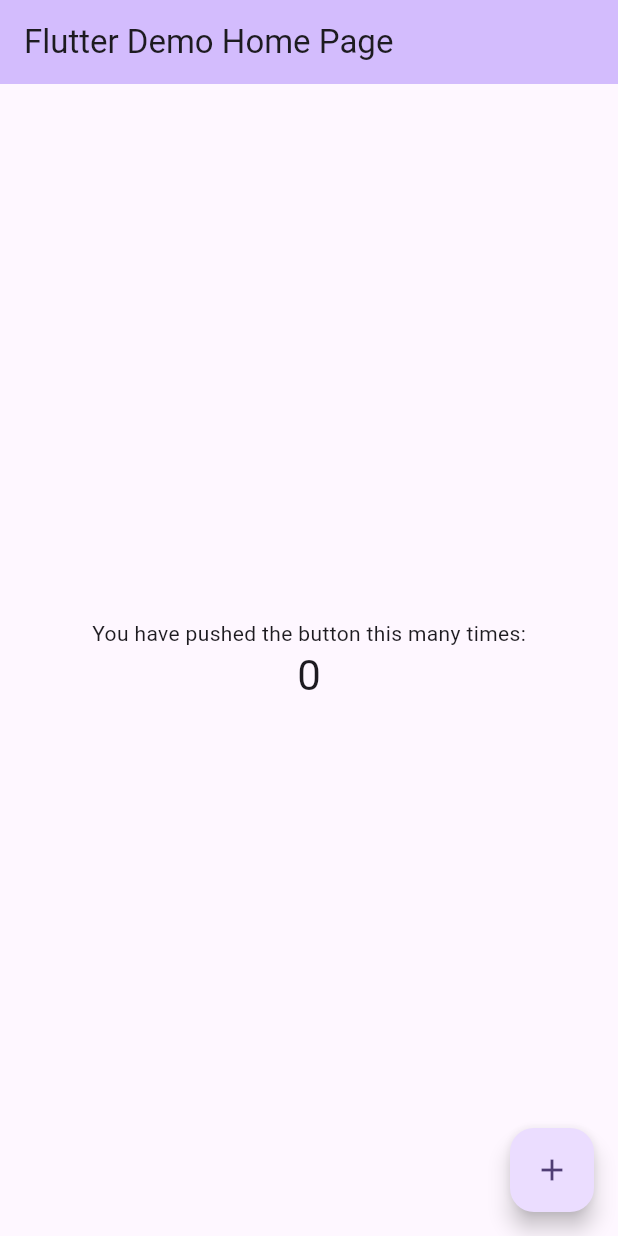
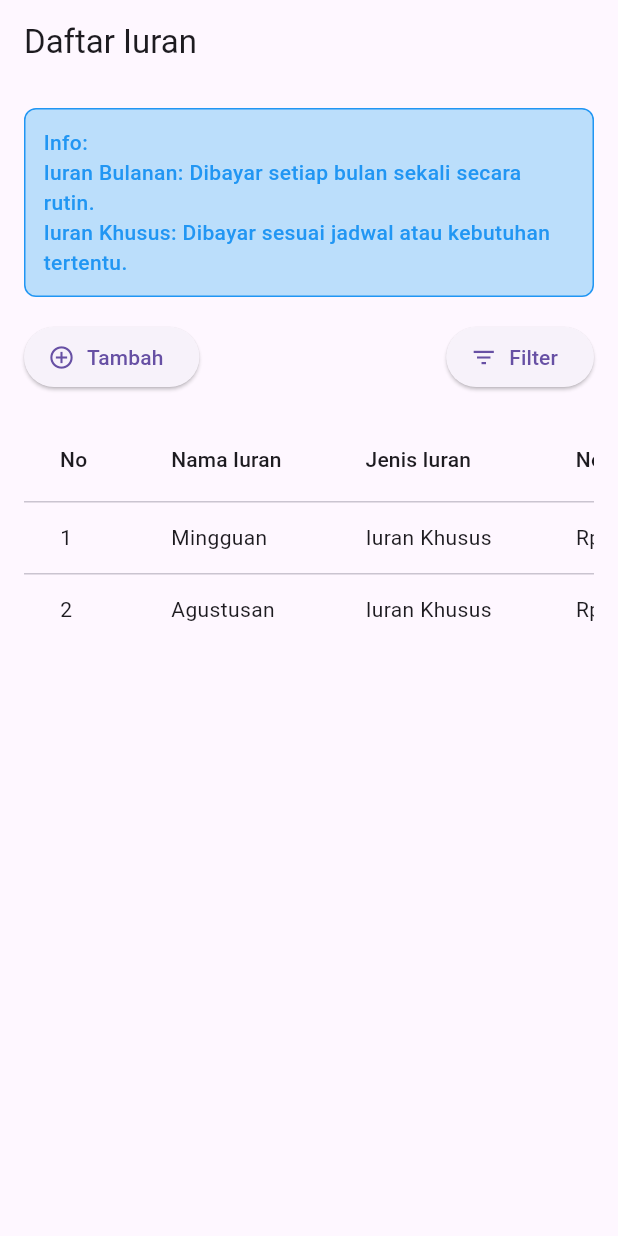
Before and after one commit to Ghetsa/UTS_Mobile_Kelompok3, a Flutter app: the screen it shows after launch, on a phone screen of 412 x 824 dp. Run offline on Flutter 3.47's test engine with Material 3 defaults, Android fonts, the phone set to English and light mode, and no system bars.

Commit message:
Fitur Pemasukan : Kategori Iuran

```diff
--- a/jawara_kelompok3/lib/main.dart
+++ b/jawara_kelompok3/lib/main.dart
@@ -1,4 +1,7 @@
 import 'package:flutter/material.dart';
+import 'pages/iuran_page.dart';
+import 'pages/tambah_iuran_page.dart';
+import 'pages/detail_page.dart';
 
 void main() {
   runApp(const MyApp());
@@ -7,116 +10,18 @@ void main() {
 class MyApp extends StatelessWidget {
   const MyApp({super.key});
 
-  // This widget is the root of your application.
   @override
   Widget build(BuildContext context) {
     return MaterialApp(
-      title: 'Flutter Demo',
-      theme: ThemeData(
-        // This is the theme of your application.
-        //
-        // TRY THIS: Try running your application with "flutter run". You'll see
-        // the application has a purple toolbar. Then, without quitting the app,
-        // try changing the seedColor in the colorScheme below to Colors.green
-        // and then invoke "hot reload" (save your changes or press the "hot
-        // reload" button in a Flutter-supported IDE, or press "r" if you used
-        // the command line to start the app).
-        //
-        // Notice that the counter didn't reset back to zero; the application
-        // state is not lost during the reload. To reset the state, use hot
-        // restart instead.
-        //
-        // This works for code too, not just values: Most code changes can be
-        // tested with just a hot reload.
-        colorScheme: ColorScheme.fromSeed(seedColor: Colors.deepPurple),
-      ),
-      home: const MyHomePage(title: 'Flutter Demo Home Page'),
+      debugShowCheckedModeBanner: false,
+      title: 'Iuran Warga',
+      theme: ThemeData(primarySwatch: Colors.blue),
+      initialRoute: '/',
+      routes: {
+        '/': (context) => const IuranPage(),
+        '/tambah': (context) => const TambahIuranPage(),
+        '/detail': (context) => const DetailPage(),
+      },
     );
   }
 }
-
-class MyHomePage extends StatefulWidget {
-  const MyHomePage({super.key, required this.title});
-
-  // This widget is the home page of your application. It is stateful, meaning
-  // that it has a State object (defined below) that contains fields that affect
-  // how it looks.
-
-  // This class is the configuration for the state. It holds the values (in this
-  // case the title) provided by the parent (in this case the App widget) and
-  // used by the build method of the State. Fields in a Widget subclass are
-  // always marked "final".
-
-  final String title;
-
-  @override
-  State<MyHomePage> createState() => _MyHomePageState();
-}
-
-class _MyHomePageState extends State<MyHomePage> {
-  int _counter = 0;
-
-  void _incrementCounter() {
-    setState(() {
-      // This call to setState tells the Flutter framework that something has
-      // changed in this State, which causes it to rerun the build method below
-      // so that the display can reflect the updated values. If we changed
-      // _counter without calling setState(), then the build method would not be
-      // called again, and so nothing would appear to happen.
-      _counter++;
-    });
-  }
-
-  @override
-  Widget build(BuildContext context) {
-    // This method is rerun every time setState is called, for instance as done
-    // by the _incrementCounter method above.
-    //
-    // The Flutter framework has been optimized to make rerunning build methods
-    // fast, so that you can just rebuild anything that needs updating rather
-    // than having to individually change instances of widgets.
-    return Scaffold(
-      appBar: AppBar(
-        // TRY THIS: Try changing the color here to a specific color (to
-        // Colors.amber, perhaps?) and trigger a hot reload to see the AppBar
-        // change color while the other colors stay the same.
-        backgroundColor: Theme.of(context).colorScheme.inversePrimary,
-        // Here we take the value from the MyHomePage object that was created by
-        // the App.build method, and use it to set our appbar title.
-        title: Text(widget.title),
-      ),
-      body: Center(
-        // Center is a layout widget. It takes a single child and positions it
-        // in the middle of the parent.
-        child: Column(
-          // Column is also a layout widget. It takes a list of children and
-          // arranges them vertically. By default, it sizes itself to fit its
-          // children horizontally, and tries to be as tall as its parent.
-          //
-          // Column has various properties to control how it sizes itself and
-          // how it positions its children. Here we use mainAxisAlignment to
-          // center the children vertically; the main axis here is the vertical
-          // axis because Columns are vertical (the cross axis would be
-          // horizontal).
-          //
-          // TRY THIS: Invoke "debug painting" (choose the "Toggle Debug Paint"
-          // action in the IDE, or press "p" in the console), to see the
-          // wireframe for each widget.
-          mainAxisAlignment: MainAxisAlignment.center,
-          children: <Widget>[
-            const Text('You have pushed the button this many times:'),
-            Text(
-              '$_counter',
-              style: Theme.of(context).textTheme.headlineMedium,
-            ),
-          ],
-        ),
-      ),
-      floatingActionButton: FloatingActionButton(
-        onPressed: _incrementCounter,
-        tooltip: 'Increment',
-        child: const Icon(Icons.add),
-      ), // This trailing comma makes auto-formatting nicer for build methods.
-    );
-  }
-}
--- /dev/null
+++ b/jawara_kelompok3/lib/pages/detail_page.dart
@@ -0,0 +1,26 @@
+import 'package:flutter/material.dart';
+
+class DetailPage extends StatelessWidget {
+  const DetailPage({super.key});
+
+  @override
+  Widget build(BuildContext context) {
+    final data = ModalRoute.of(context)!.settings.arguments as Map<String, String>;
+
+    return Scaffold(
+      appBar: AppBar(title: const Text("Detail Iuran")),
+      body: Padding(
+        padding: const EdgeInsets.all(16.0),
+        child: Column(
+          crossAxisAlignment: CrossAxisAlignment.start,
+          children: [
+            Text("No: ${data['no']}"),
+            Text("Nama: ${data['nama']}"),
+            Text("Jenis: ${data['jenis']}"),
+            Text("Nominal: ${data['nominal']}"),
+          ],
+        ),
+      ),
+    );
+  }
+}
--- /dev/null
+++ b/jawara_kelompok3/lib/pages/iuran_page.dart
@@ -0,0 +1,82 @@
+import 'package:flutter/material.dart';
+import '../widgets/info_box.dart';
+
+class IuranPage extends StatelessWidget {
+  const IuranPage({super.key});
+
+  @override
+  Widget build(BuildContext context) {
+    final List<Map<String, String>> dataIuran = [
+      {"no": "1", "nama": "Mingguan", "jenis": "Iuran Khusus", "nominal": "Rp 10,000"},
+      {"no": "2", "nama": "Agustusan", "jenis": "Iuran Khusus", "nominal": "Rp 15,000"},
+    ];
+
+    return Scaffold(
+      appBar: AppBar(title: const Text("Daftar Iuran")),
+      body: Padding(
+        padding: const EdgeInsets.all(16.0),
+        child: Column(
+          crossAxisAlignment: CrossAxisAlignment.start,
+          children: [
+            const InfoBox(),
+            const SizedBox(height: 16),
+
+            // Tombol navigasi
+            Row(
+              mainAxisAlignment: MainAxisAlignment.spaceBetween,
+              children: [
+                ElevatedButton.icon(
+                  onPressed: () {
+                    Navigator.pushNamed(context, '/tambah');
+                  },
+                  icon: const Icon(Icons.add_circle_outline),
+                  label: const Text("Tambah"),
+                ),
+                ElevatedButton.icon(
+                  onPressed: () {},
+                  icon: const Icon(Icons.filter_list),
+                  label: const Text("Filter"),
+                ),
+              ],
+            ),
+            const SizedBox(height: 16),
+
+            // Tabel Data
+            Expanded(
+              child: SingleChildScrollView(
+                scrollDirection: Axis.horizontal,
+                child: DataTable(
+                  columns: const [
+                    DataColumn(label: Text("No")),
+                    DataColumn(label: Text("Nama Iuran")),
+                    DataColumn(label: Text("Jenis Iuran")),
+                    DataColumn(label: Text("Nominal")),
+                    DataColumn(label: Text("Aksi")),
+                  ],
+                  rows: dataIuran.map((row) {
+                    return DataRow(
+                      cells: [
+                        DataCell(Text(row["no"]!)),
+                        DataCell(Text(row["nama"]!)),
+                        DataCell(Text(row["jenis"]!)),
+                        DataCell(Text(row["nominal"]!)),
+                        DataCell(
+                          IconButton(
+                            icon: const Icon(Icons.more_vert),
+                            onPressed: () {
+                              Navigator.pushNamed(context, '/detail', arguments: row);
+                            },
+                          ),
+                        ),
+                      ],
+                    );
+                  }).toList(),
+                ),
+              ),
+            ),
+          ],
+        ),
+      ),
+    );
+  }
+}
--- /dev/null
+++ b/jawara_kelompok3/lib/widgets/info_box.dart
@@ -0,0 +1,23 @@
+import 'package:flutter/material.dart';
+
+class InfoBox extends StatelessWidget {
+  const InfoBox({super.key});
+
+  @override
+  Widget build(BuildContext context) {
+    return Container(
+      width: double.infinity,
+      padding: const EdgeInsets.all(12),
+      decoration: BoxDecoration(
+        color: Colors.blue[100],
+        border: Border.all(color: Colors.blue, width: 1),
+        borderRadius: BorderRadius.circular(8),
+      ),
+      child: const Text(
+        "Info:\nIuran Bulanan: Dibayar setiap bulan sekali secara rutin.\n"
+        "Iuran Khusus: Dibayar sesuai jadwal atau kebutuhan tertentu.",
+        style: TextStyle(color: Colors.blue, fontWeight: FontWeight.w500),
+      ),
+    );
+  }
+}
```
Also changed, not shown: jawara_kelompok3/lib/pages/tambah_iuran_page.dart (added, +51 -0 lines).
